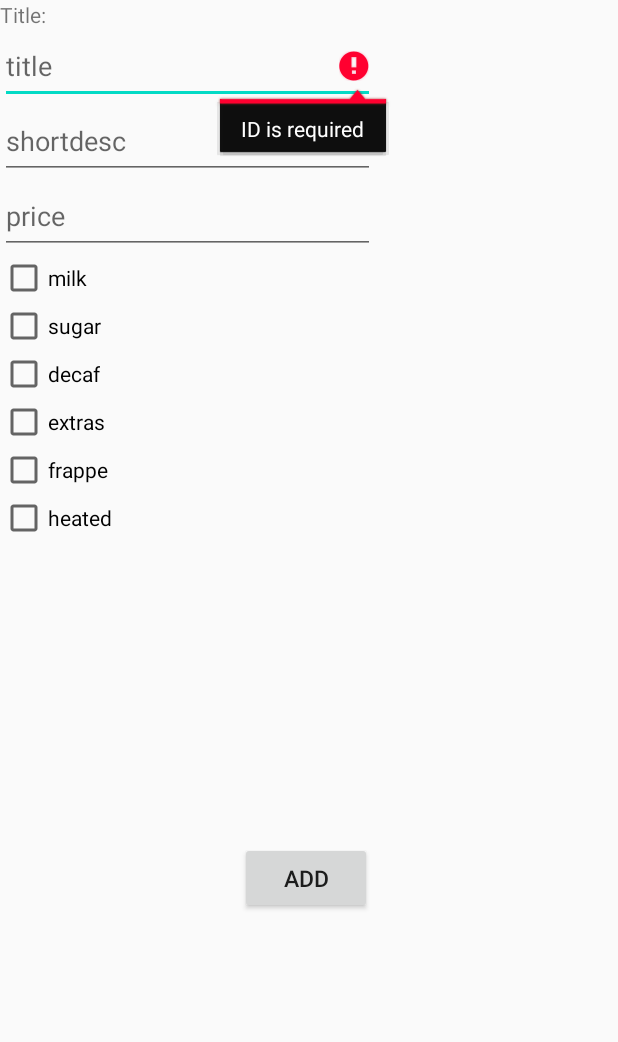
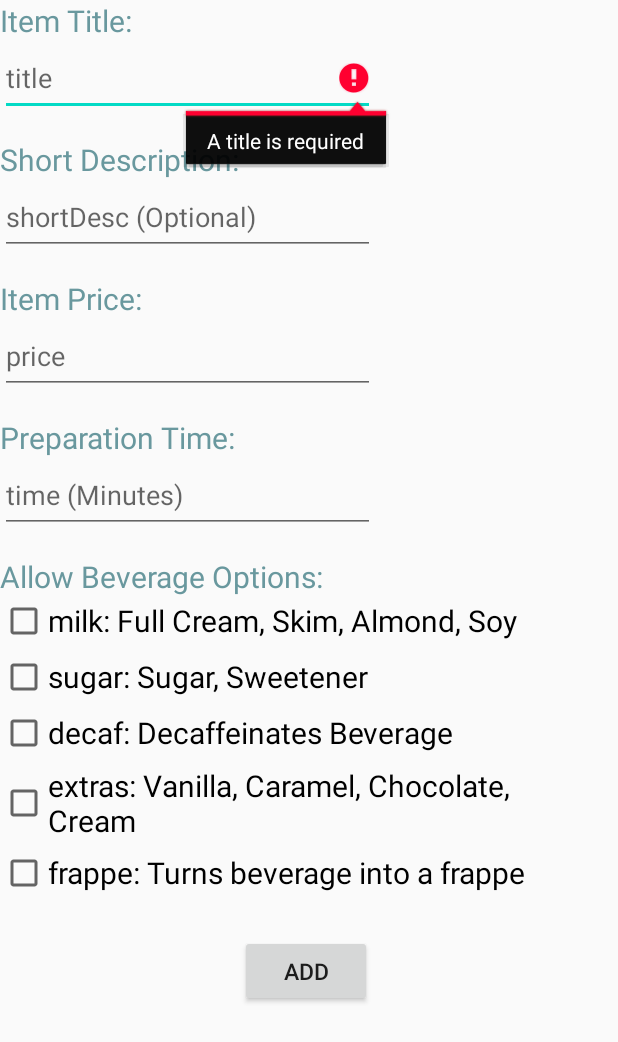
Before and after one commit to EmilyJadeCarter/Beverage_Booker_Staff, an Android app: the ItemFormActivity screen opened directly, with no data from a screen before it, after a tap on "ADD", on a phone screen of 412 x 824 dp. Shown: the top 1042 px of the screen. Run offline under Robolectric (Android 15) with nearby library versions, the phone set to English and light mode, and no system bars; network calls fail; 1 statement that could not run was skipped.

Commit message:
functional add menu item (beverage)

```diff
--- a/app/src/main/java/com/example/beverage_booker_staff/Staff_App/API/Api.java
+++ b/app/src/main/java/com/example/beverage_booker_staff/Staff_App/API/Api.java
@@ -85,4 +85,20 @@ public interface Api {
             @Field("orderID") String orderID,
             @Field("cartID") String cartID
     );
+
+    //add menu item
+    @FormUrlEncoded
+    @POST("addmenuitem")
+    Call<ResponseBody> addMenuItem(
+            @Field("itemTitle") String itemTitle,
+            @Field("itemShortDesc") String itemShortDesc,
+            @Field("itemPriceDouble") double itemPriceDouble,
+            @Field("milkOption") int milkOption,
+            @Field("sugarOption") int sugarOption,
+            @Field("decafOption") int decafOption,
+            @Field("extrasOption") int extrasOption,
+            @Field("frappeOption") int frappeOption,
+            @Field("itemType") String itemType,
+            @Field("itemTimeInt") int itemTimeInt
+    );
 }
--- a/app/src/main/java/com/example/beverage_booker_staff/Staff_App/Activities/ItemFormActivity.java
+++ b/app/src/main/java/com/example/beverage_booker_staff/Staff_App/Activities/ItemFormActivity.java
@@ -1,36 +1,58 @@
 package com.example.beverage_booker_staff.Staff_App.Activities;
 
 import android.content.Intent;
+import android.graphics.Color;
 import android.os.Bundle;
-import android.text.Editable;
-import android.text.TextWatcher;
 import android.view.View;
 import android.widget.Button;
 import android.widget.CheckBox;
 import android.widget.EditText;
+import android.widget.TextView;
+import android.widget.Toast;
 
 import androidx.appcompat.app.AppCompatActivity;
 
 import com.example.beverage_booker_staff.R;
+import com.example.beverage_booker_staff.Staff_App.API.RetrofitClient;
+
+import java.util.List;
+
+import okhttp3.ResponseBody;
+import retrofit2.Call;
+import retrofit2.Callback;
+import retrofit2.Response;
 
 public class ItemFormActivity extends AppCompatActivity {
 
-    private Button foodMenuButton;
-
+    // all the xml components
     EditText title;
-    EditText shortdesc;
+    EditText shortDesc;
     EditText price;
-
+    EditText time;
     CheckBox milkStatus;
     CheckBox sugarStatus;
     CheckBox decafStatus;
     CheckBox extrasStatus;
     CheckBox frappeStatus;
-    CheckBox heatedStatus;
-
     Button addButton;
 
     String itemTitle;
+    String itemShortDesc;
+    String itemPriceString;
+    double itemPriceDouble;
+    String itemTimeString;
+    int itemTimeInt;
+
+    String itemType;
+
+    //Checkbox ints for db
+    int milkOption;
+    int sugarOption;
+    int decafOption;
+    int extrasOption;
+    int frappeOption;
+
+    boolean variableChecker = false;
 
     //TODO make the titles for each thing in the item form a proper colour and
     // make them larger. All works up to here - title will have to be checked against
@@ -49,27 +71,118 @@ public class ItemFormActivity extends AppCompatActivity {
         setContentView(R.layout.activity_item_form);
 
         Intent intent = getIntent();
-        String itemType = intent.getStringExtra(ItemTypeSelectionActivity.ITEM_TYPE);
+        itemType = intent.getStringExtra(ItemTypeSelectionActivity.ITEM_TYPE);
 
         title = findViewById(R.id.editTextTitle);
+        shortDesc = findViewById(R.id.editTextShortDesc);
+        price = findViewById(R.id.editTextPrice);
+        time = findViewById(R.id.editTextTime);
+
+        milkStatus = findViewById(R.id.milkOption);
+        sugarStatus = findViewById(R.id.sugarOption);
+        decafStatus = findViewById(R.id.decafOption);
+        extrasStatus = findViewById(R.id.extrasOption);
+        frappeStatus = findViewById(R.id.frappeOption);
+
 
         addButton = findViewById(R.id.addButton);
         addButton.setOnClickListener(new View.OnClickListener() {
             @Override
             public void onClick(View v) {
-                checkTitle();
+                checkEditTextVariables();
+                checkboxAssignment();
+                addItemToList();
             }
         });
     }
 
-    private void checkTitle() {
+    private void checkEditTextVariables() {
+        //assign all the EditTexts too strings doubles and ints assigned when string value is checked
         itemTitle = title.getText().toString().trim();
+        itemShortDesc = shortDesc.getText().toString().trim();
+        itemPriceString = price.getText().toString();
+        itemTimeString = time.getText().toString();
 
-        // make sure its not empty
         if (itemTitle.isEmpty()) {
-            title.setError("ID is required");
+            title.setError("A title is required");
             title.requestFocus();
             return;
         }
+
+        if (itemPriceString.isEmpty()) {
+            price.setError("A price is required");
+            price.requestFocus();
+            return;
+        } else {
+            itemPriceDouble = Double.parseDouble(price.getText().toString());
+        }
+
+        if (itemTimeString.isEmpty()) {
+            time.setError("A time is required");
+            time.requestFocus();
+            return;
+        } else {
+            itemTimeInt = Integer.parseInt(time.getText().toString().trim());
+        }
+    }
+
+    private void checkboxAssignment() {
+        // assigns an int for option
+        if(milkStatus.isChecked()) {
+            milkOption = 1;
+        } else {
+            milkOption = 0;
+        }
+
+        if(sugarStatus.isChecked()) {
+            sugarOption = 1;
+        } else {
+            sugarOption = 0;
+        }
+
+        if(decafStatus.isChecked()) {
+            decafOption = 1;
+        } else {
+            decafOption = 0;
+        }
+
+        if(extrasStatus.isChecked()) {
+            extrasOption = 1;
+        } else {
+            extrasOption = 0;
+        }
+
+        if(frappeStatus.isChecked()) {
+            frappeOption = 1;
+        } else {
+            frappeOption = 0;
+        }
+        variableChecker = true;
+    }
+
+    private void addItemToList() {
+        Call<ResponseBody> call = RetrofitClient
+                .getInstance()
+                .getApi()
+                .addMenuItem(itemTitle, itemShortDesc, itemPriceDouble, milkOption, sugarOption, decafOption,
+                        extrasOption, frappeOption , itemType, itemTimeInt);
+        call.enqueue(new Callback<ResponseBody>() {
+            @Override
+            public void onResponse(Call<ResponseBody> call, Response<ResponseBody> response) {
+                if (response.code() == 201) {
+                    Toast.makeText(ItemFormActivity.this, "Item added to list", Toast.LENGTH_LONG).show();
+                } else if (response.code() == 402) {
+                    Toast.makeText(ItemFormActivity.this, "Item failed to be added to list", Toast.LENGTH_LONG).show();
+                } else if (response.code() == 403){
+                    Toast.makeText(ItemFormActivity.this, "Item title already exists", Toast.LENGTH_LONG).show();
+                }
+            }
+
+            @Override
+            public void onFailure(Call<ResponseBody> call, Throwable t) {
+                Toast.makeText(ItemFormActivity.this, t.getMessage(), Toast.LENGTH_LONG).show();
+            }
+        });
+        return;
     }
 }
--- a/app/src/main/java/com/example/beverage_booker_staff/Staff_App/Models/MenuItem.java
+++ b/app/src/main/java/com/example/beverage_booker_staff/Staff_App/Models/MenuItem.java
@@ -14,9 +14,10 @@ public class MenuItem {
     private int frappe;
     private int heated;
     private String itemType;
+    private int itemTime;
 
     public MenuItem(int id, String name, String description, double price, int quantity,
-                    int milk, int sugar, int decaf, int extras, int frappe, int heated, String itemType) {
+                    int milk, int sugar, int decaf, int extras, int frappe, int heated, String itemType, int itemTime) {
         this.id = id;
         this.name = name;
         this.description = description;
@@ -29,6 +30,7 @@ public class MenuItem {
         this.frappe = frappe;
         this.heated = heated;
         this.itemType = itemType;
+        this.itemTime = itemTime;
     }
 
     public MenuItem(int id, String name, String description, double price, int quantity) {
@@ -83,6 +85,9 @@ public class MenuItem {
     public String getItemType() {
         return itemType;
     }
+    public int getItemTime() {
+        return itemTime;
+    }
 
 
     //Quantity methods
--- a/app/src/main/res/layout/activity_item_form.xml
+++ b/app/src/main/res/layout/activity_item_form.xml
@@ -7,61 +7,119 @@
     <TextView
         android:layout_width="wrap_content"
         android:layout_height="wrap_content"
-        android:text="Title: " />
+        android:text="Item Title:"
+        android:textColor="#69989E"
+        android:textSize="20dp"/>
 
     <EditText
+        android:layout_below="@id/editTextTitle"
         android:id="@+id/editTextTitle"
         android:layout_width="250dp"
         android:layout_height="50dp"
         android:hint="title" />
 
+    <TextView
+        android:layout_below="@id/editTextTitle"
+        android:layout_marginTop="15dp"
+        android:layout_width="wrap_content"
+        android:layout_height="wrap_content"
+        android:text="Short Description:"
+        android:textColor="#69989E"
+        android:textSize="20dp"/>
+
     <EditText
         android:id="@+id/editTextShortDesc"
         android:layout_width="250dp"
         android:layout_height="50dp"
-        android:hint="shortdesc" />
+        android:hint="shortDesc (Optional)" />
+
+    <TextView
+        android:layout_below="@id/editTextShortDesc"
+        android:layout_marginTop="15dp"
+        android:layout_width="wrap_content"
+        android:layout_height="wrap_content"
+        android:text="Item Price:"
+        android:textColor="#69989E"
+        android:textSize="20dp"/>
 
     <EditText
         android:id="@+id/editTextPrice"
         android:layout_width="250dp"
         android:layout_height="50dp"
-        android:hint="price" />
+        android:hint="price"
+        android:inputType="numberDecimal"/>
+
+    <TextView
+        android:layout_below="@id/editTextPrice"
+        android:layout_marginTop="15dp"
+        android:layout_width="wrap_content"
+        android:layout_height="wrap_content"
+        android:text="Preparation Time:"
+        android:textColor="#69989E"
+        android:textSize="20dp"/>
+
+    <EditText
+        android:id="@+id/editTextTime"
+        android:layout_width="250dp"
+        android:layout_height="50dp"
+        android:hint="time (Minutes)"
+        android:inputType="number"/>
+
+    <TextView
+        android:layout_below="@id/editTextTime"
+        android:layout_marginTop="15dp"
+        android:layout_width="wrap_content"
+        android:layout_height="wrap_content"
+        android:text="Allow Beverage Options:"
+        android:textColor="#69989E"
+        android:textSize="20dp"/>
 
     <CheckBox
         android:id="@+id/milkOption"
         android:layout_width="wrap_content"
         android:layout_height="wrap_content"
-        android:text="milk" />
+        android:text="milk: Full Cream, Skim, Almond, Soy"
+        android:textSize="20dp"/>
 
     <CheckBox
         android:id="@+id/sugarOption"
+        android:layout_below="@id/milkOption"
+        android:layout_marginTop="5dp"
         android:layout_width="wrap_content"
         android:layout_height="wrap_content"
-        android:text="sugar" />
+        android:text="sugar: Sugar, Sweetener"
+        android:textSize="20dp"/>
 
     <CheckBox
         android:id="@+id/decafOption"
+        android:layout_below="@id/sugarOption"
+        android:layout_marginTop="5dp"
         android:layout_width="wrap_content"
         android:layout_height="wrap_content"
-        android:text="decaf" />
+        android:text="decaf: Decaffeinates Beverage"
+        android:textSize="20dp"
+        />
 
     <CheckBox
         android:id="@+id/extrasOption"
+        android:layout_below="@id/decafOption"
+        android:layout_marginTop="5dp"
         android:layout_width="wrap_content"
         android:layout_height="wrap_content"
-        android:text="extras" />
+        android:text="extras: Vanilla, Caramel, Chocolate,
+        Cream"
+        android:textSize="20dp"/>
 
     <CheckBox
         android:id="@+id/frappeOption"
+        android:layout_below="@id/extrasOption"
+        android:layout_marginTop="5dp"
         android:layout_width="wrap_content"
         android:layout_height="wrap_content"
-        android:text="frappe" />
+        android:text="frappe: Turns beverage into a frappe"
+        android:textSize="20dp"/>
 
-    <CheckBox
-        android:id="@+id/heatedOption"
-        android:layout_width="wrap_content"
-        android:layout_height="wrap_content"
-        android:text="heated" />
+
 
     <Button
         android:id="@+id/addButton"
@@ -69,9 +127,7 @@
         android:layout_height="wrap_content"
         android:layout_marginStart="160dp"
         android:layout_marginLeft="160dp"
-        android:layout_marginTop="200dp"
+        android:layout_marginTop="25dp"
         android:text="Add"
         android:textSize="15dp" />
-
-
 </LinearLayout>
```
